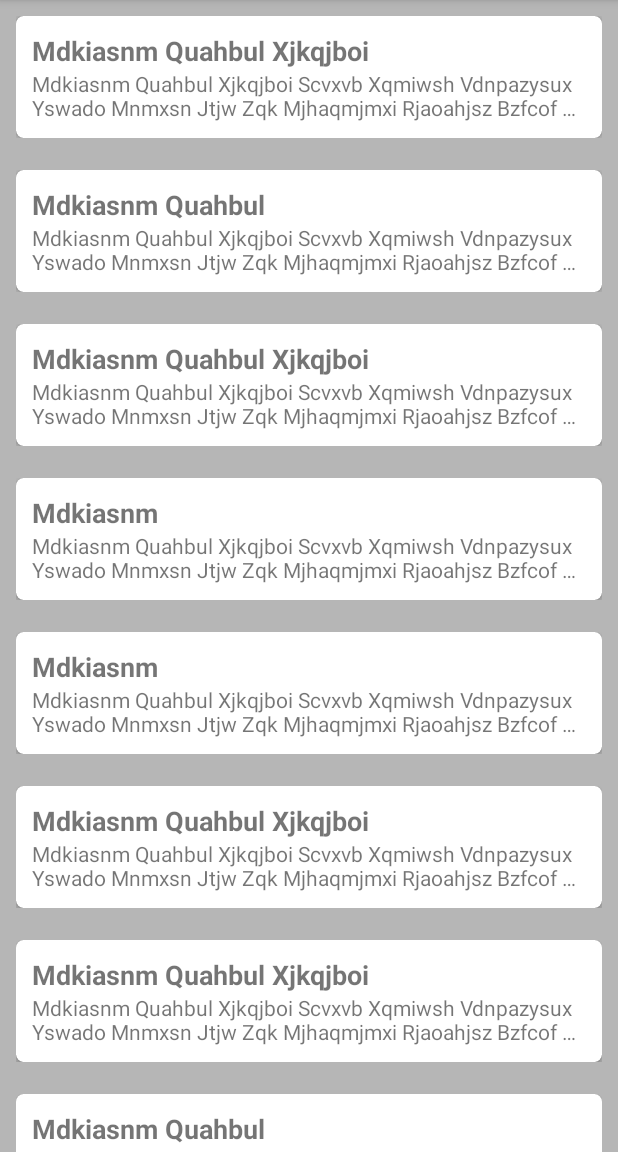
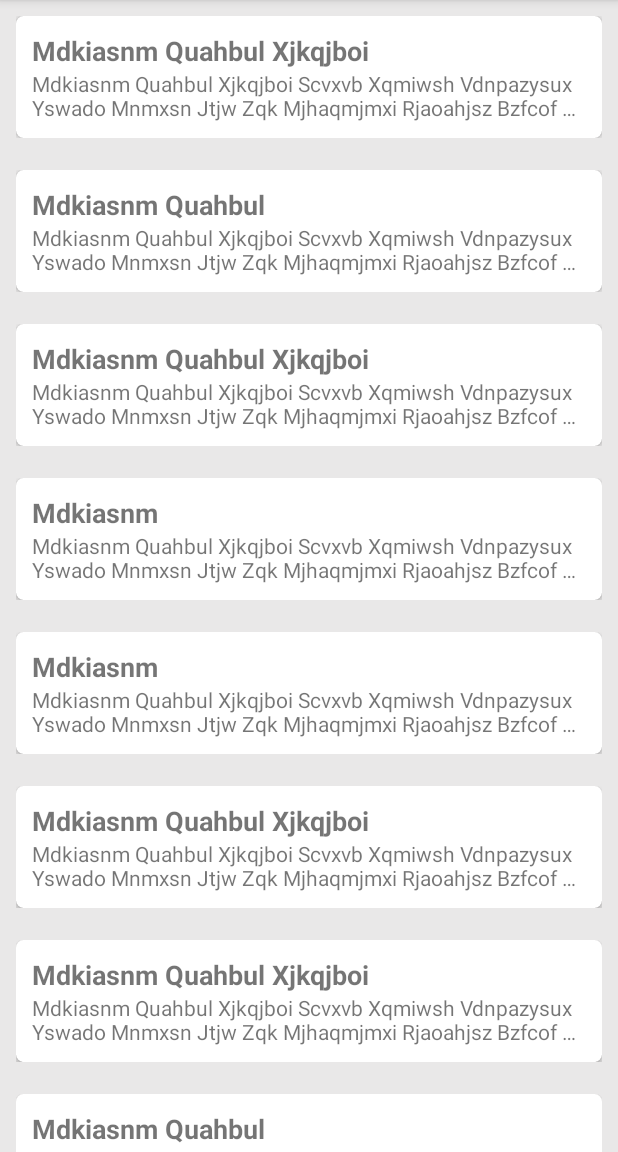
Before and after one commit to A-l-i-s-a/HackathonFinale, an Android app: the ProblemsIndividualActivity screen opened directly, with no data from a screen before it, on a phone screen of 412 x 824 dp, the part 84-1236 px from its top. Run offline under Robolectric (Android 15) with nearby library versions, the phone set to English and light mode, and no system bars.

Commit message:
+add style

```diff
--- a/app/src/main/res/layout/activity_problems_individual.xml
+++ b/app/src/main/res/layout/activity_problems_individual.xml
@@ -4,7 +4,7 @@
     xmlns:tools="http://schemas.android.com/tools"
     android:layout_width="match_parent"
     android:layout_height="match_parent"
-    android:background="#B6B6B6"
+    android:background="#97DDDBDB"
     tools:context=".ProblemsIndividualActivity">
 
     <androidx.recyclerview.widget.RecyclerView
--- a/app/src/main/res/layout/fragment_registration_for_entity.xml
+++ b/app/src/main/res/layout/fragment_registration_for_entity.xml
@@ -12,6 +12,7 @@
         android:layout_width="wrap_content"
         android:layout_height="wrap_content"
         android:ems="10"
+        android:fontFamily="sans-serif"
         android:hint="NameEntity"
         android:inputType="textPersonName" />
 
@@ -35,5 +36,6 @@
         android:id="@+id/buttonRegistrationEntity"
         android:layout_width="wrap_content"
         android:layout_height="wrap_content"
-        android:text="Registration" />
+        android:text="Registration"
+        android:textColor="#000000" />
 </LinearLayout>
```
